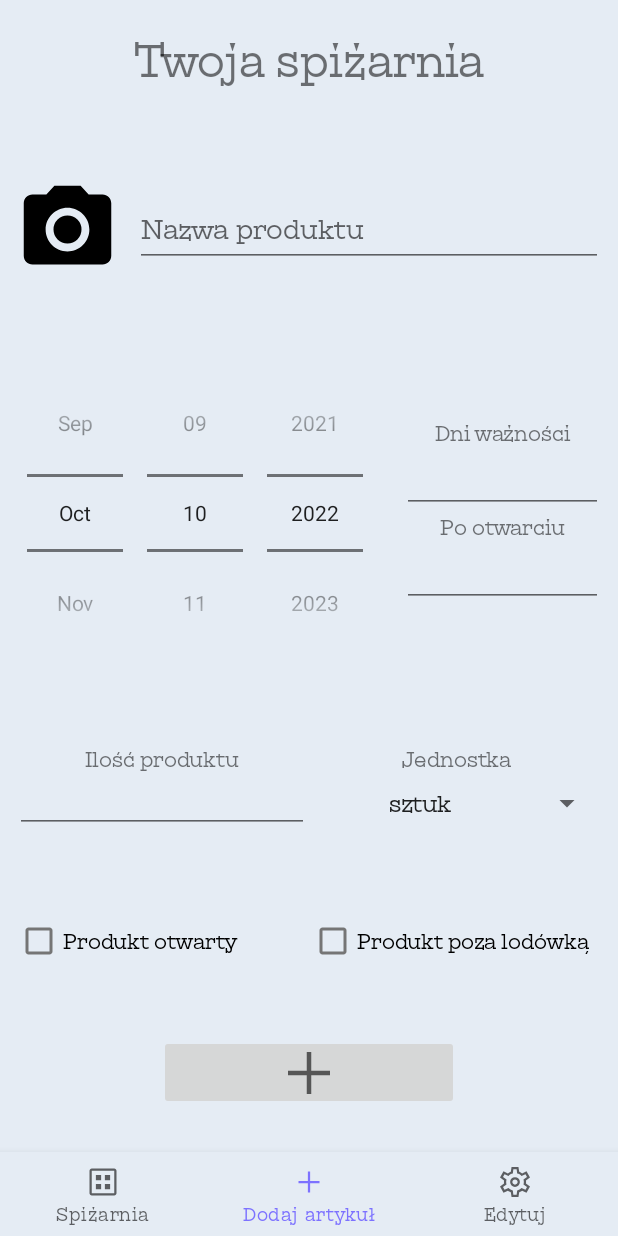
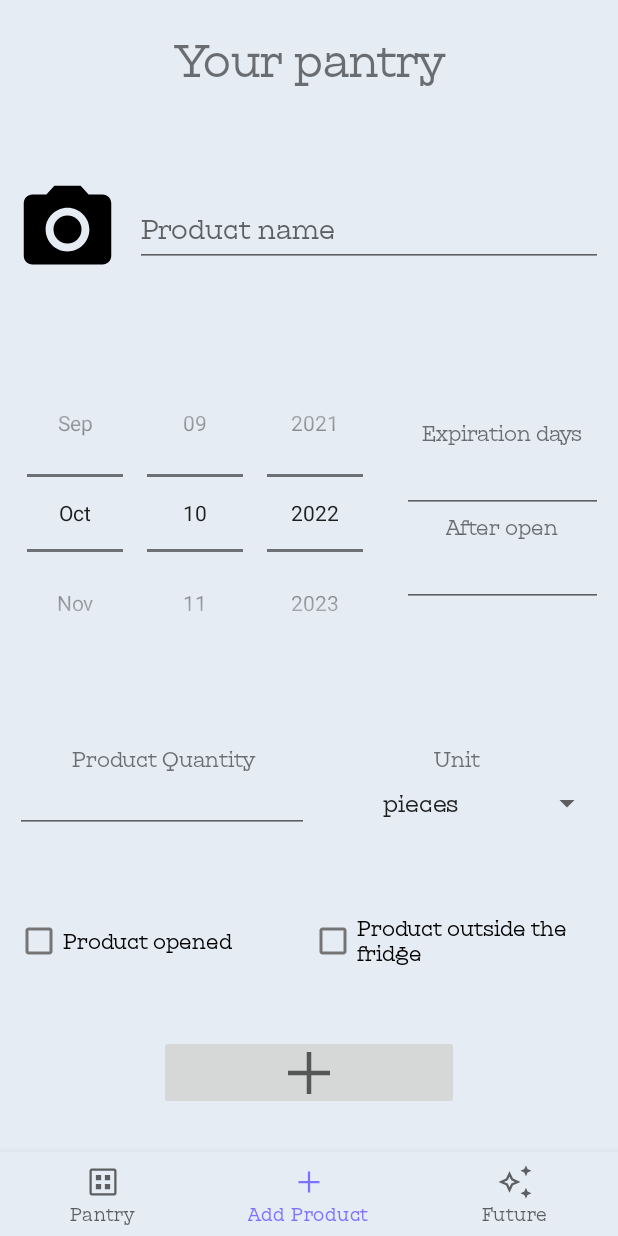
Before and after one commit to TiEmKej/virtual-pantry, an Android app: the screen it shows after launch (MainActivity), item 2 of the bottom bar chosen, on a phone screen of 412 x 824 dp. Run offline under Robolectric (Android 15) with nearby library versions, the phone set to English and light mode, and no system bars.

Commit message:
language update

```diff
--- /dev/null
+++ b/VirtualPantry/app/src/main/res/drawable/temp_preferences_custom_48px.xml
@@ -0,0 +1,10 @@
+<vector xmlns:android="http://schemas.android.com/apk/res/android"
+    android:width="48dp"
+    android:height="48dp"
+    android:viewportWidth="48"
+    android:viewportHeight="48"
+    android:tint="?attr/colorControlNormal">
+  <path
+      android:fillColor="@android:color/white"
+      android:pathData="M38.6,16.25 L36.45,11.25 31.25,8.95 36.45,6.7 38.6,1.95 40.75,6.7 45.95,8.95 40.75,11.25ZM38.6,46 L36.45,41.2 31.25,38.95 36.45,36.7 38.6,31.65 40.75,36.7 45.95,38.95 40.75,41.2ZM16.65,38.3 L12.05,28.45 2,23.95 12.05,19.45 16.65,9.65 21.3,19.45 31.3,23.95 21.3,28.45ZM16.65,30.9 L19.05,26.1 23.95,23.95 19.05,21.8 16.65,17 14.3,21.8 9.35,23.95 14.3,26.1ZM16.65,23.95Z"/>
+</vector>
--- a/VirtualPantry/app/src/main/res/layout/activity_main.xml
+++ b/VirtualPantry/app/src/main/res/layout/activity_main.xml
@@ -13,7 +13,7 @@
         android:layout_height="wrap_content"
         android:gravity="center_horizontal"
         android:padding="20dp"
-        android:text="Twoja spiżarnia"
+        android:text="@string/appTitle"
         android:textSize="30sp"
         app:layout_constraintEnd_toEndOf="parent"
         app:layout_constraintStart_toStartOf="parent"
--- a/VirtualPantry/app/src/main/res/layout/fragment_add.xml
+++ b/VirtualPantry/app/src/main/res/layout/fragment_add.xml
@@ -32,7 +32,7 @@
             android:layout_marginLeft="10dp"
             android:text=""
             android:ems="10"
-            android:hint="Nazwa produktu"
+            android:hint="@string/fa_et_product_name_hint"
             app:layout_constraintTop_toTopOf="parent"
             app:layout_constraintLeft_toRightOf="@id/take_photo"
             app:layout_constraintRight_toRightOf="parent"
@@ -73,7 +73,7 @@
                 android:id="@+id/fa_fourthy_text"
                 android:layout_width="wrap_content"
                 android:layout_height="wrap_content"
-                android:text="Dni ważności"
+                android:text="@string/fa_tv_expiration_days"
                 app:layout_constraintTop_toTopOf="parent"
                 app:layout_constraintRight_toRightOf="parent"
                 app:layout_constraintLeft_toLeftOf="parent"
@@ -94,7 +94,7 @@
                 android:id="@+id/fa_fifethy_text"
                 android:layout_width="wrap_content"
                 android:layout_height="wrap_content"
-                android:text="Po otwarciu"
+                android:text="@string/fa_tv_after_open"
                 app:layout_constraintTop_toBottomOf="@id/add_product_end_date"
                 app:layout_constraintLeft_toLeftOf="parent"
                 app:layout_constraintRight_toRightOf="parent"
@@ -129,7 +129,7 @@
             android:id="@+id/add_product_quanity_text"
             android:layout_width="0dp"
             android:layout_height="wrap_content"
-            android:text="Ilość produktu"
+            android:text="@string/fa_tv_product_quantity"
             android:textAlignment="center"
             app:layout_constraintTop_toTopOf="parent"
             app:layout_constraintLeft_toLeftOf="parent"
@@ -151,7 +151,7 @@
             android:id="@+id/unit_spinner_text"
             android:layout_width="0dp"
             android:layout_height="wrap_content"
-            android:text="Jednostka"
+            android:text="@string/fa_tv_unit"
             android:textAlignment="center"
             app:layout_constraintTop_toTopOf="parent"
             app:layout_constraintLeft_toRightOf="@id/add_product_quanity_text"
@@ -184,7 +184,7 @@
             android:id="@+id/add_product_is_open"
             android:layout_width="0dp"
             android:layout_height="wrap_content"
-            android:text="Produkt otwarty"
+            android:text="@string/fa_tv_is_open"
             app:layout_constraintTop_toTopOf="parent"
             app:layout_constraintLeft_toLeftOf="parent"
             app:layout_constraintRight_toLeftOf="@id/add_product_is_outside_fridge"
@@ -194,7 +194,7 @@
             android:id="@+id/add_product_is_outside_fridge"
             android:layout_width="0dp"
             android:layout_height="wrap_content"
-            android:text="Produkt poza lodówką"
+            android:text="@string/fa_tv_out_fridge"
             app:layout_constraintTop_toTopOf="parent"
             app:layout_constraintLeft_toRightOf="@id/add_product_is_open"
             app:layout_constraintRight_toRightOf="parent"
--- a/VirtualPantry/app/src/main/res/layout/fragment_edit.xml
+++ b/VirtualPantry/app/src/main/res/layout/fragment_edit.xml
@@ -9,7 +9,7 @@
         android:layout_width="match_parent"
         android:layout_height="match_parent"
         android:gravity="center"
-        android:text="EditFragment"
+        android:text="@string/fe_tv_future"
         android:textSize="20sp"/>
 
 </FrameLayout>
--- a/VirtualPantry/app/src/main/res/menu/bottom_nav_menu.xml
+++ b/VirtualPantry/app/src/main/res/menu/bottom_nav_menu.xml
@@ -2,17 +2,17 @@
 <menu xmlns:android="http://schemas.android.com/apk/res/android">
     <item
         android:id="@+id/pantryMenu"
-        android:title="Spiżarnia"
+        android:title="@string/bnm_pantry"
         android:icon="@drawable/dataset_48px"
         />
     <item
         android:id="@+id/addMenu"
-        android:title="Dodaj artykuł"
+        android:title="@string/bnm_add"
         android:icon="@drawable/add_48px"
         />
     <item
         android:id="@+id/editMenu"
-        android:title="Edytuj"
-        android:icon="@drawable/settings_48px"
+        android:title="@string/bnm_future"
+        android:icon="@drawable/temp_preferences_custom_48px"
         />
 </menu>
--- a/VirtualPantry/app/src/main/res/values/strings.xml
+++ b/VirtualPantry/app/src/main/res/values/strings.xml
@@ -1,14 +1,23 @@
 <resources>
     <string name="app_name">Virtual Pantry</string>
-    <!-- TODO: Remove or change this placeholder text -->
-    <string name="hello_blank_fragment">Hello blank fragment</string>
-    <!-- TODO: Remove or change this placeholder text -->
+    <string name="appTitle">Your pantry</string>
+    <string name="fa_et_product_name_hint">Product name</string>
+    <string name="fa_tv_expiration_days">Expiration days</string>
+    <string name="fa_tv_after_open">After open</string>
+    <string name="fa_tv_product_quantity">Product Quantity</string>
+    <string name="fa_tv_unit">Unit</string>
+    <string name="fa_tv_is_open">Product opened</string>
+    <string name="fa_tv_out_fridge">Product outside the fridge</string>
+    <string name="bnm_pantry">Pantry</string>
+    <string name="bnm_add">Add Product</string>
+    <string name="bnm_future">Future</string>
+    <string name="fe_tv_future">Future of the App</string>
 
     <string-array name="product_unit">
-        <item>sztuk</item>
+        <item>pieces</item>
         <item>kg</item>
         <item>gram</item>
-        <item>litrów</item>
-        <item>mililitrów</item>
+        <item>liter</item>
+        <item>milliliter</item>
     </string-array>
 </resources>
```
Also changed, not shown: 1 other file.
